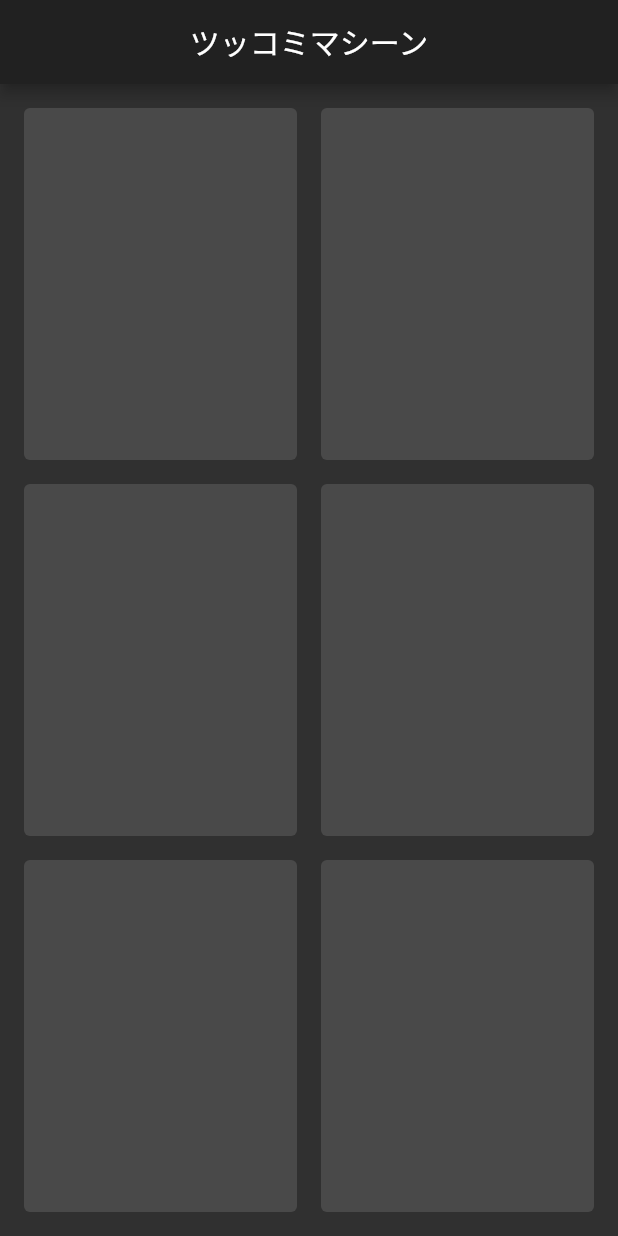
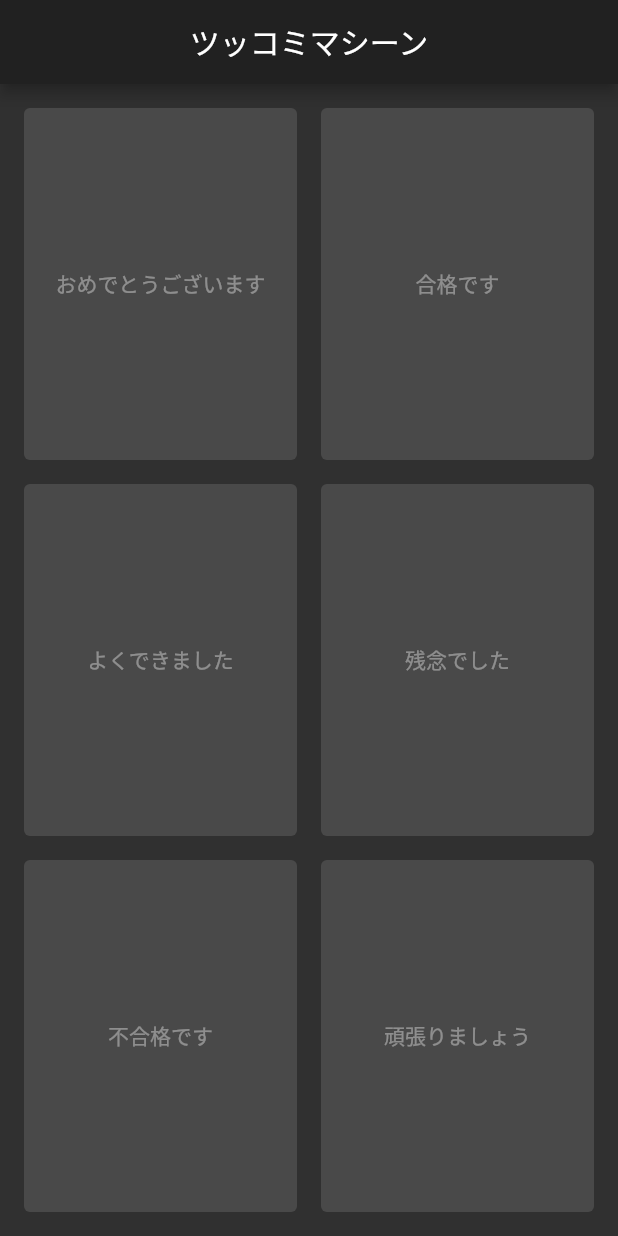
Before and after one commit to NaoyaOgura0828/straight_machine, a Flutter app: the screen it shows after launch, on a phone screen of 412 x 824 dp. Run offline on Flutter 3.47's test engine with Material 2 defaults, Android fonts, the light colour scheme and no system bars.

Commit message:
ボタンにテキスト挿入

```diff
--- a/lib/screens/home_screen.dart
+++ b/lib/screens/home_screen.dart
@@ -6,6 +6,9 @@ class HomeScreen extends StatefulWidget {
 }
 
 class _HomeScreenState extends State<HomeScreen> {
+
+  List<String> _texts = ['おめでとうございます', '合格です', 'よくできました', '残念でした', '不合格です', '頑張りましょう'];
+
   @override
   Widget build(BuildContext context) {
     return Scaffold(
@@ -22,8 +25,8 @@ class _HomeScreenState extends State<HomeScreen> {
               child: Row(
                 crossAxisAlignment: CrossAxisAlignment.stretch,
                 children: <Widget>[
-                  Expanded(flex: 1, child: _soundButton()),
-                  Expanded(flex: 1, child: _soundButton()),
+                  Expanded(flex: 1, child: _soundButton(_texts[0])), // 'おめでとうございます'ボタン
+                  Expanded(flex: 1, child: _soundButton(_texts[1])), // '合格です'ボタン
                 ],
               ),
             ),
@@ -32,8 +35,8 @@ class _HomeScreenState extends State<HomeScreen> {
               child: Row(
                 crossAxisAlignment: CrossAxisAlignment.stretch,
                 children: <Widget>[
-                  Expanded(flex: 1, child: _soundButton()),
-                  Expanded(flex: 1, child: _soundButton()),
+                  Expanded(flex: 1, child: _soundButton(_texts[2])), // 'よくできました'ボタン
+                  Expanded(flex: 1, child: _soundButton(_texts[3])), // '残念でした'ボタン
                 ],
               ),
             ),
@@ -42,8 +45,8 @@ class _HomeScreenState extends State<HomeScreen> {
               child: Row(
                 crossAxisAlignment: CrossAxisAlignment.stretch,
                 children: <Widget>[
-                  Expanded(flex: 1, child: _soundButton()),
-                  Expanded(flex: 1, child: _soundButton()),
+                  Expanded(flex: 1, child: _soundButton(_texts[4])), // '不合格です'ボタン
+                  Expanded(flex: 1, child: _soundButton(_texts[5])), // '頑張りましょう'ボタン
                 ],
               ),
             ),
@@ -53,9 +56,12 @@ class _HomeScreenState extends State<HomeScreen> {
     );
   }
 
-  Widget _soundButton() {
+  Widget _soundButton(String displayText) { // ここの'String'は型を明示しているだけなので無くても動く
     return Container(
         padding: EdgeInsets.all(8.0),
-        child: ElevatedButton(onPressed: null, child: Container()));
+        child: ElevatedButton(onPressed: null,
+            child: Text(displayText),
+        ),
+    );
   }
 }
```
